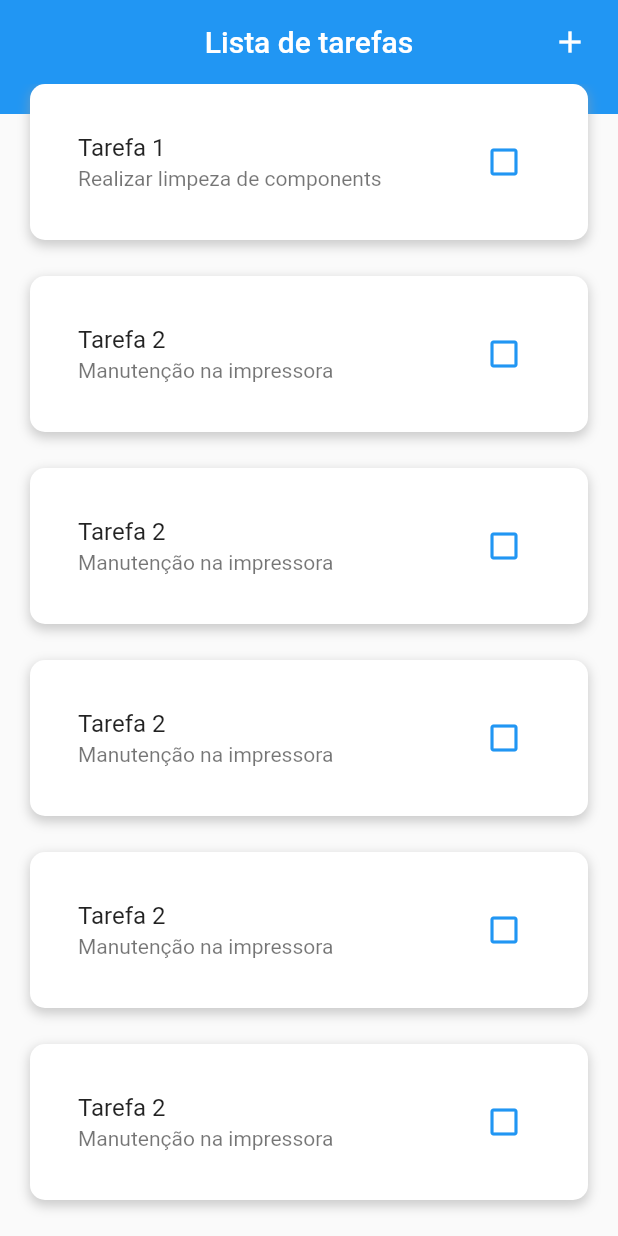
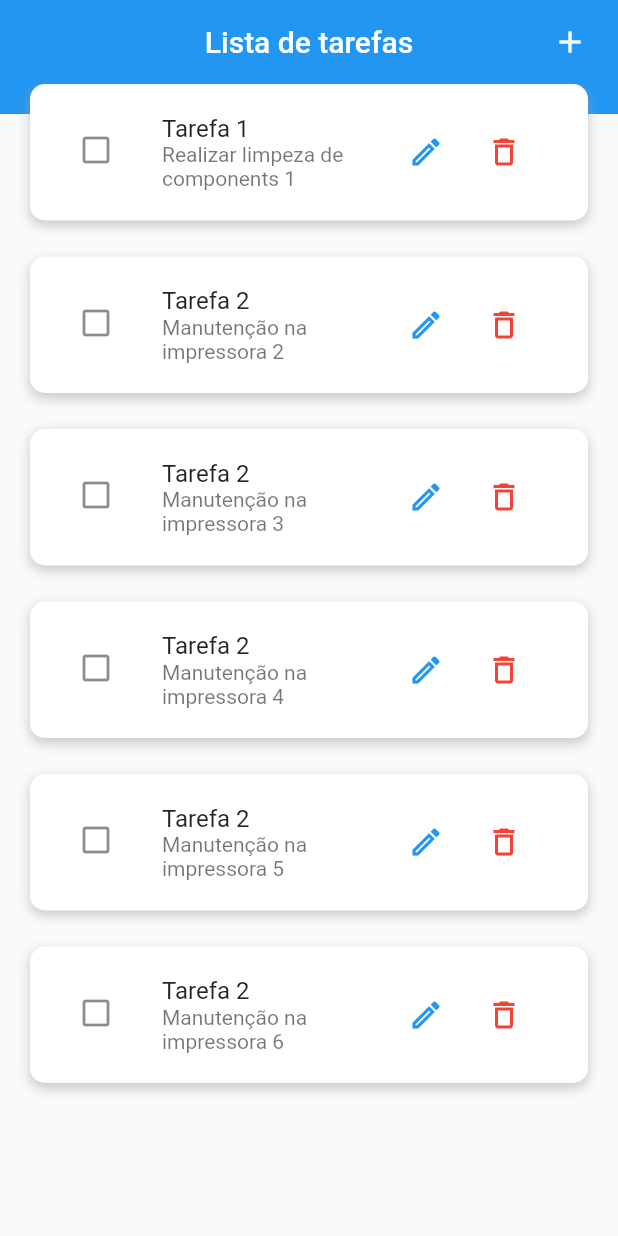
Before and after one commit to marcosferreira/todo, a Flutter app: the screen it shows after launch, on a phone screen of 412 x 824 dp. Run offline on Flutter 3.47's test engine with Material 2 defaults, Android fonts, the phone set to English and light mode, and no system bars.

Commit message:
create todo_provider with methods crud

```diff
--- a/lib/app.dart
+++ b/lib/app.dart
@@ -1,4 +1,6 @@
 import 'package:flutter/material.dart';
+import 'package:provider/provider.dart';
+import 'package:todo/provider/todo_provider.dart';
 import 'package:todo/route.dart';
 
 class App extends StatelessWidget {
@@ -6,7 +8,13 @@ class App extends StatelessWidget {
 
   @override
   Widget build(BuildContext context) {
-    return MaterialApp(
+    return MultiProvider(
+      providers: [
+        ChangeNotifierProvider(
+          create: (ctx) => TodoProvider(),
+        )
+      ],
+      child: MaterialApp(
         debugShowCheckedModeBanner: false,
         theme: ThemeData(
           appBarTheme: const AppBarTheme(
@@ -15,6 +23,7 @@ class App extends StatelessWidget {
         ),
         initialRoute: RouteApp.home,
         routes: RouteApp.getRoutes(context),
+      ),
     );
   }
 }
--- a/lib/models/todo.dart
+++ b/lib/models/todo.dart
@@ -1,16 +1,22 @@
 class ToDo {
-  late String name;
-  late String descrption;
+  late String? id;
+  late String? name;
+  late String? descrption;
   late bool check = false;
 
-  ToDo({required this.name, required this.descrption, this.check = false});
+  ToDo({
+    this.id,
+    this.name,
+    this.descrption,
+    this.check = false,
+  });
 }
 
 List<ToDo> listTodo = [
-  ToDo(name: 'Tarefa 1', descrption: 'Realizar limpeza de components'),
-  ToDo(name: 'Tarefa 2', descrption: 'Manutenção na impressora'),
-  ToDo(name: 'Tarefa 2', descrption: 'Manutenção na impressora'),
-  ToDo(name: 'Tarefa 2', descrption: 'Manutenção na impressora'),
-  ToDo(name: 'Tarefa 2', descrption: 'Manutenção na impressora'),
-  ToDo(name: 'Tarefa 2', descrption: 'Manutenção na impressora'),
+  ToDo(id: '1', name: 'Tarefa 1', descrption: 'Realizar limpeza de components'),
+  ToDo(id: '2', name: 'Tarefa 2', descrption: 'Manutenção na impressora'),
+  ToDo(id: '3', name: 'Tarefa 2', descrption: 'Manutenção na impressora'),
+  ToDo(id: '4', name: 'Tarefa 2', descrption: 'Manutenção na impressora'),
+  ToDo(id: '5', name: 'Tarefa 2', descrption: 'Manutenção na impressora'),
+  ToDo(id: '6', name: 'Tarefa 2', descrption: 'Manutenção na impressora'),
 ];
--- /dev/null
+++ b/lib/provider/todo_provider.dart
@@ -0,0 +1,39 @@
+import 'dart:math';
+
+import 'package:flutter/material.dart';
+import 'package:todo/models/todo.dart';
+
+class TodoProvider with ChangeNotifier {
+  final List<ToDo> _items = [...listTodo];
+
+  List<ToDo> get all {
+    return [..._items];
+  }
+
+  int get count {
+    return _items.length;
+  }
+
+  ToDo byIndex(int index) {
+    return _items.elementAt(index);
+  }
+
+  void post(ToDo toDo) {
+    final id = Random().nextDouble().toString();
+    _items.add(ToDo(id: id, name: toDo.name, descrption: toDo.descrption));
+
+    notifyListeners();
+  }
+
+  void put(ToDo toDo) {
+    _items[_items.indexWhere((element) => element.id == toDo.id)] = toDo;
+
+    notifyListeners();
+  }
+
+  void distroy(ToDo toDo) {
+    _items.remove(toDo);
+
+    notifyListeners();
+  }
+}
--- a/lib/screens/home/home_screen.dart
+++ b/lib/screens/home/home_screen.dart
@@ -1,5 +1,6 @@
 import 'package:flutter/material.dart';
-import 'package:todo/models/todo.dart';
+import 'package:provider/provider.dart';
+import 'package:todo/provider/todo_provider.dart';
 import 'package:todo/route.dart';
 
 class HomeScreen extends StatefulWidget {
@@ -10,11 +11,12 @@ class HomeScreen extends StatefulWidget {
 }
 
 class _HomeScreenState extends State<HomeScreen> {
-  List<ToDo> listItens = listTodo;
   bool listCheck = false;
 
   @override
   Widget build(BuildContext context) {
+    TodoProvider toDoItems = Provider.of(context);
+
     return Scaffold(
       appBar: AppBar(
         title: const Text('Lista de tarefas'),
@@ -28,11 +30,11 @@ class _HomeScreenState extends State<HomeScreen> {
           ),
         ],
       ),
-      body: _buildBody(),
+      body: _buildBody(toDoItems),
     );
   }
 
-  Stack _buildBody() {
+  Stack _buildBody(TodoProvider toDoItems) {
     return Stack(
       alignment: Alignment.topCenter,
       children: [
@@ -42,7 +44,7 @@ class _HomeScreenState extends State<HomeScreen> {
         ),
         ListView.builder(
           padding: const EdgeInsets.symmetric(horizontal: 20),
-          itemCount: listItens.length,
+          itemCount: toDoItems.count,
           itemBuilder: (BuildContext context, int index) {
             return Container(
               width: 350,
@@ -61,32 +63,59 @@ class _HomeScreenState extends State<HomeScreen> {
                 ],
               ),
               child: ListTile(
+                onTap: () {
+                  setState(() {
+                    toDoItems.byIndex(index).check =
+                        !toDoItems.byIndex(index).check;
+                  });
+                },
+                leading: toDoItems.byIndex(index).check
+                    ? const Icon(Icons.check_box)
+                    : const Icon(Icons.check_box_outline_blank),
                 title: Text(
-                  listItens[index].name,
+                  toDoItems.byIndex(index).name!,
                   style: TextStyle(
-                    decoration: listItens[index].check
+                    decoration: toDoItems.byIndex(index).check
                         ? TextDecoration.lineThrough
                         : TextDecoration.none,
                   ),
                 ),
                 subtitle: Text(
-                  listItens[index].descrption,
+                  '${toDoItems.byIndex(index).descrption} ${toDoItems.byIndex(index).id}',
                   style: TextStyle(
-                    decoration: listItens[index].check
+                    decoration: toDoItems.byIndex(index).check
                         ? TextDecoration.lineThrough
                         : TextDecoration.none,
                   ),
                 ),
-                trailing: IconButton(
-                  color: Colors.blue,
-                  onPressed: () {
-                    setState(() {
-                      listItens[index].check = !listItens[index].check;
-                    });
-                  },
-                  icon: listItens[index].check
-                      ? const Icon(Icons.check_box)
-                      : const Icon(Icons.check_box_outline_blank),
+                trailing: SizedBox(
+                  width: 100,
+                  child: Row(
+                    mainAxisAlignment: MainAxisAlignment.spaceBetween,
+                    children: [
+                      IconButton(
+                        color: Colors.blue,
+                        onPressed: () {
+                          Navigator.pushNamed(
+                            context,
+                            RouteApp.formTodo,
+                            arguments: toDoItems.byIndex(index),
+                          );
+                        },
+                        icon: const Icon(Icons.edit_outlined),
+                        // icon: toDoItems.byIndex(index).check
+                        //     ? const Icon(Icons.check_box)
+                        //     : const Icon(Icons.check_box_outline_blank),
+                      ),
+                      IconButton(
+                        color: Colors.red,
+                        onPressed: () {
+                          toDoItems.distroy(toDoItems.byIndex(index));
+                        },
+                        icon: const Icon(Icons.delete_outline),
+                      ),
+                    ],
+                  ),
                 ),
               ),
             );
```
Also changed, not shown: lib/screens/form_todo/form_todo_screen.dart (+44 -12 lines), pubspec.yaml (+4 -15 lines), pubspec.lock. Lines whose indentation alone changed are shown as unchanged.
